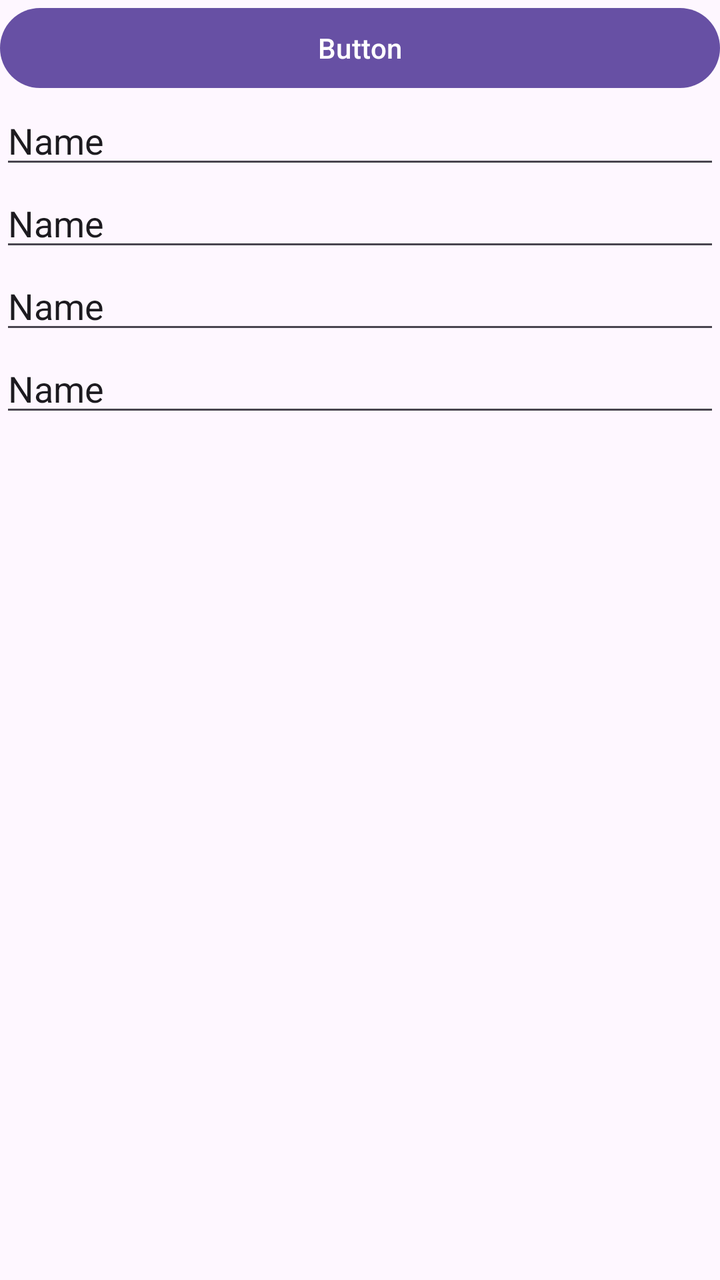
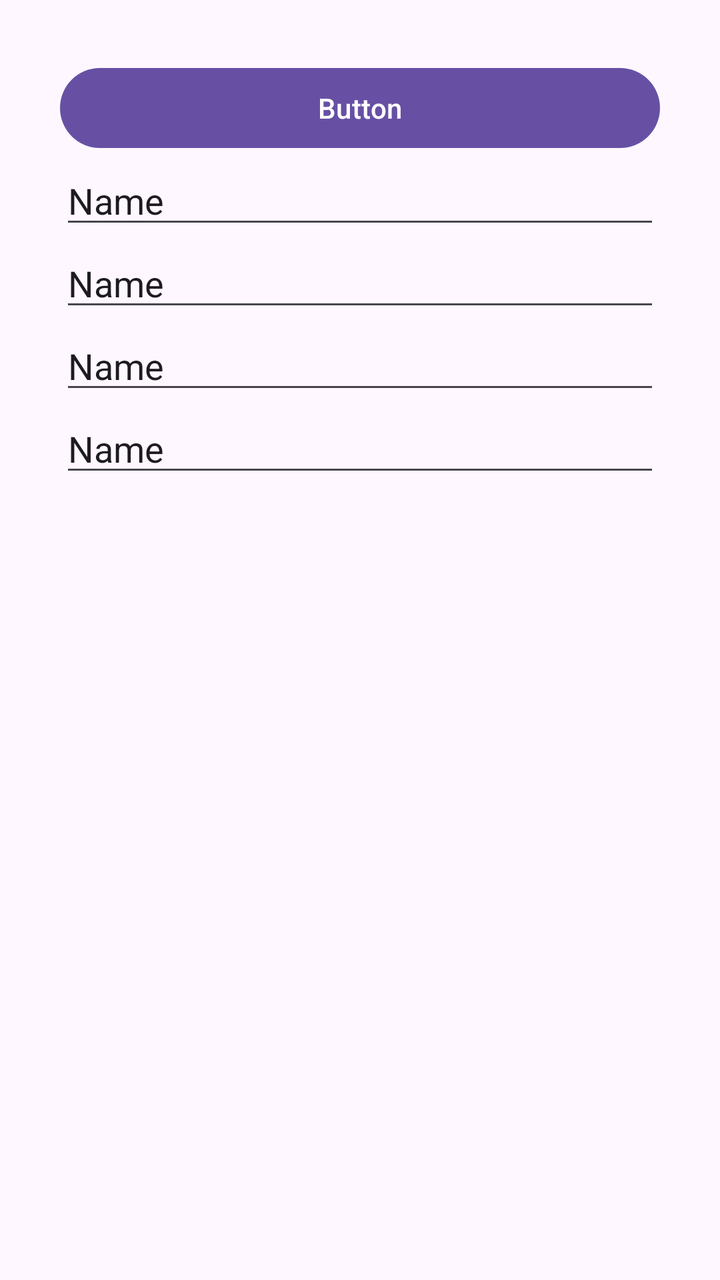

The first picture is an Android layout as it rendered before a commit; the second is the same layout after the commit. The layout source and the unified diff follow.
<!-- AndroidManifest.xml: application theme Theme.AppXemPhim -->
<!-- res/layout/activity_registed.xml -->
<?xml version="1.0" encoding="utf-8"?>
<LinearLayout xmlns:android="http://schemas.android.com/apk/res/android"
    xmlns:app="http://schemas.android.com/apk/res-auto"
    xmlns:tools="http://schemas.android.com/tools"
    android:id="@+id/main"
    android:layout_width="match_parent"
    android:layout_height="match_parent"
    android:orientation="vertical"
    tools:context=".RegistedActivity">


    <Button
        android:id="@+id/button4"
        android:layout_width="match_parent"
        android:layout_height="wrap_content"
        android:onClick="regist"
        android:text="Button" />

    <EditText
        android:id="@+id/editTextText"
        android:layout_width="match_parent"
        android:layout_height="wrap_content"
        android:ems="10"
        android:inputType="text"
        android:text="Name" />

    <TextView
        android:id="@+id/notiRegisterEmail"
        android:layout_width="match_parent"
        android:layout_height="wrap_content"
        android:visibility="gone"
        />

    <EditText
        android:id="@+id/editTextText2"
        android:layout_width="match_parent"
        android:layout_height="wrap_content"
        android:ems="10"
        android:inputType="text"
        android:text="Name" />

    <EditText
        android:id="@+id/editTextText3"
        android:layout_width="match_parent"
        android:layout_height="wrap_content"
        android:ems="10"
        android:inputType="text"
        android:text="Name" />

    <EditText
        android:id="@+id/editTextText4"
        android:layout_width="match_parent"
        android:layout_height="wrap_content"
        android:ems="10"
        android:inputType="text"
        android:text="Name" />
</LinearLayout>
<!-- resources referenced by this layout -->
<resources>
  <style name="Theme.AppXemPhim" parent="Base.Theme.AppXemPhim" />
  <style name="Base.Theme.AppXemPhim" parent="Theme.Material3.DayNight.NoActionBar">
          
          
      </style>
</resources>

<!-- the commit's change to res/layout/activity_registed.xml (unified diff, before → after) -->
@@ -6,7 +6,8 @@
     android:layout_width="match_parent"
     android:layout_height="match_parent"
     android:orientation="vertical"
-    tools:context=".RegistedActivity">
+    tools:context=".RegistedActivity"
+    android:padding="30dp">
 
 
     <Button
@@ -54,4 +55,10 @@
         android:ems="10"
         android:inputType="text"
         android:text="Name" />
+
+    <TextView
+        android:id="@+id/thongbaodk"
+        android:layout_width="match_parent"
+        android:layout_height="wrap_content"
+        android:visibility="gone" />
 </LinearLayout>
